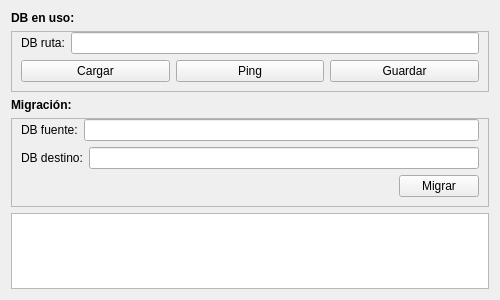
JhonVelasquez/HGP_PROGRAM, file ui/edeleltre.ui: the form before one commit.
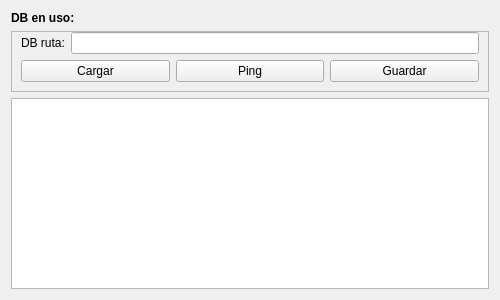
The form after the commit.

What changed in the file:
```diff
--- a/ui/edeleltre.ui
+++ b/ui/edeleltre.ui
@@ -128,118 +128,6 @@
        </layout>
       </widget>
      </item>
-     <item>
-      <layout class="QVBoxLayout" name="verticalLayout_4">
-       <item>
-        <widget class="QLabel" name="label_3">
-         <property name="font">
-          <font>
-           <bold>true</bold>
-          </font>
-         </property>
-         <property name="text">
-          <string>Migración:</string>
-         </property>
-        </widget>
-       </item>
-       <item>
-        <widget class="QFrame" name="frame_3">
-         <property name="sizePolicy">
-          <sizepolicy hsizetype="Preferred" vsizetype="Preferred">
-           <horstretch>0</horstretch>
-           <verstretch>0</verstretch>
-          </sizepolicy>
-         </property>
-         <property name="minimumSize">
-          <size>
-           <width>0</width>
-           <height>0</height>
-          </size>
-         </property>
-         <property name="frameShape">
-          <enum>QFrame::StyledPanel</enum>
-         </property>
-         <property name="frameShadow">
-          <enum>QFrame::Raised</enum>
-         </property>
-         <layout class="QVBoxLayout" name="verticalLayout_5">
-          <property name="topMargin">
-           <number>0</number>
-          </property>
-          <item>
-           <layout class="QHBoxLayout" name="horizontalLayout_3">
-            <property name="sizeConstraint">
-             <enum>QLayout::SetMinimumSize</enum>
-            </property>
-            <item>
-             <widget class="QLabel" name="label_4">
-              <property name="text">
-               <string>DB fuente:</string>
-              </property>
-             </widget>
-            </item>
-            <item>
-             <widget class="QLineEdit" name="lineEditDBSource">
-              <property name="text">
-               <string/>
-              </property>
-             </widget>
-            </item>
-           </layout>
-          </item>
-          <item>
-           <layout class="QHBoxLayout" name="horizontalLayout_5">
-            <property name="sizeConstraint">
-             <enum>QLayout::SetMinimumSize</enum>
-            </property>
-            <item>
-             <widget class="QLabel" name="label_5">
-              <property name="text">
-               <string>DB destino:</string>
-              </property>
-             </widget>
-            </item>
-            <item>
-             <widget class="QLineEdit" name="lineEditDBDestination">
-              <property name="text">
-               <string/>
-              </property>
-             </widget>
-            </item>
-           </layout>
-          </item>
-          <item>
-           <layout class="QHBoxLayout" name="horizontalLayout_4">
-            <property name="sizeConstraint">
-             <enum>QLayout::SetMinimumSize</enum>
-            </property>
-            <item>
-             <spacer name="horizontalSpacer">
-              <property name="orientation">
-               <enum>Qt::Horizontal</enum>
-              </property>
-              <property name="sizeHint" stdset="0">
-               <size>
-                <width>40</width>
-                <height>20</height>
-               </size>
-              </property>
-             </spacer>
-            </item>
-            <item>
-             <widget class="QPushButton" name="btnMigrate">
-              <property name="text">
-               <string>Migrar</string>
-              </property>
-             </widget>
-            </item>
-           </layout>
-          </item>
-         </layout>
-        </widget>
-       </item>
-      </layout>
-     </item>
      <item>
       <widget class="QPlainTextEdit" name="txtEditOutput"/>
      </item>
```
